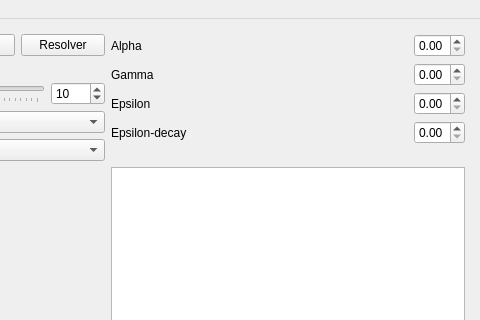
Old version of the form ventana_principal.ui in the repository elKuston/QLearning; both pictures show x 264 to 744 and y 0 to 320 of the 744 by 571 pixel window.
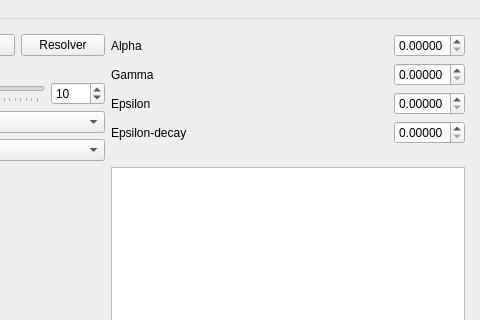
New version of the form. Custom widgets are drawn as their Qt base class.

```diff
--- a/ventana_principal.ui
+++ b/ventana_principal.ui
@@ -199,6 +199,9 @@
             <verstretch>0</verstretch>
            </sizepolicy>
           </property>
+          <property name="decimals">
+           <number>5</number>
+          </property>
           <property name="maximum">
            <double>1.000000000000000</double>
           </property>
@@ -229,6 +232,9 @@
             <verstretch>0</verstretch>
            </sizepolicy>
           </property>
+          <property name="decimals">
+           <number>5</number>
+          </property>
           <property name="maximum">
            <double>1.000000000000000</double>
           </property>
@@ -259,6 +265,9 @@
             <verstretch>0</verstretch>
            </sizepolicy>
           </property>
+          <property name="decimals">
+           <number>5</number>
+          </property>
           <property name="maximum">
            <double>1.000000000000000</double>
           </property>
@@ -286,6 +295,9 @@
             <verstretch>0</verstretch>
            </sizepolicy>
           </property>
+          <property name="decimals">
+           <number>5</number>
+          </property>
           <property name="maximum">
            <double>1.000000000000000</double>
           </property>
```
Left out of the diff: 4 changed lines with no effect on the pictures.
